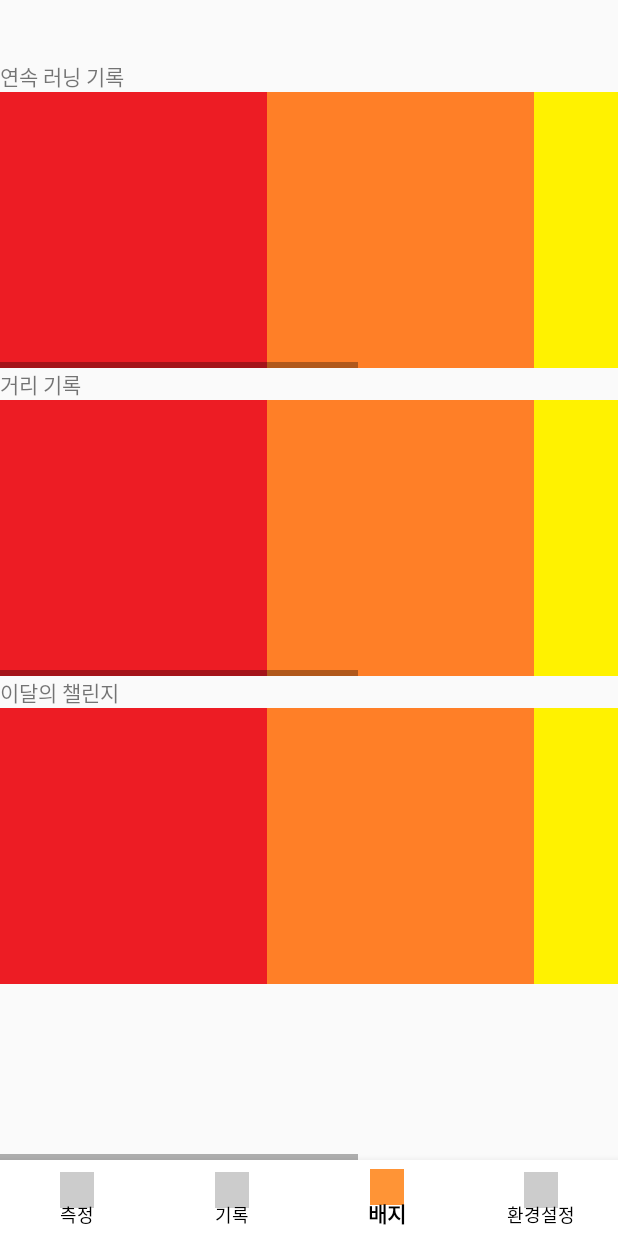
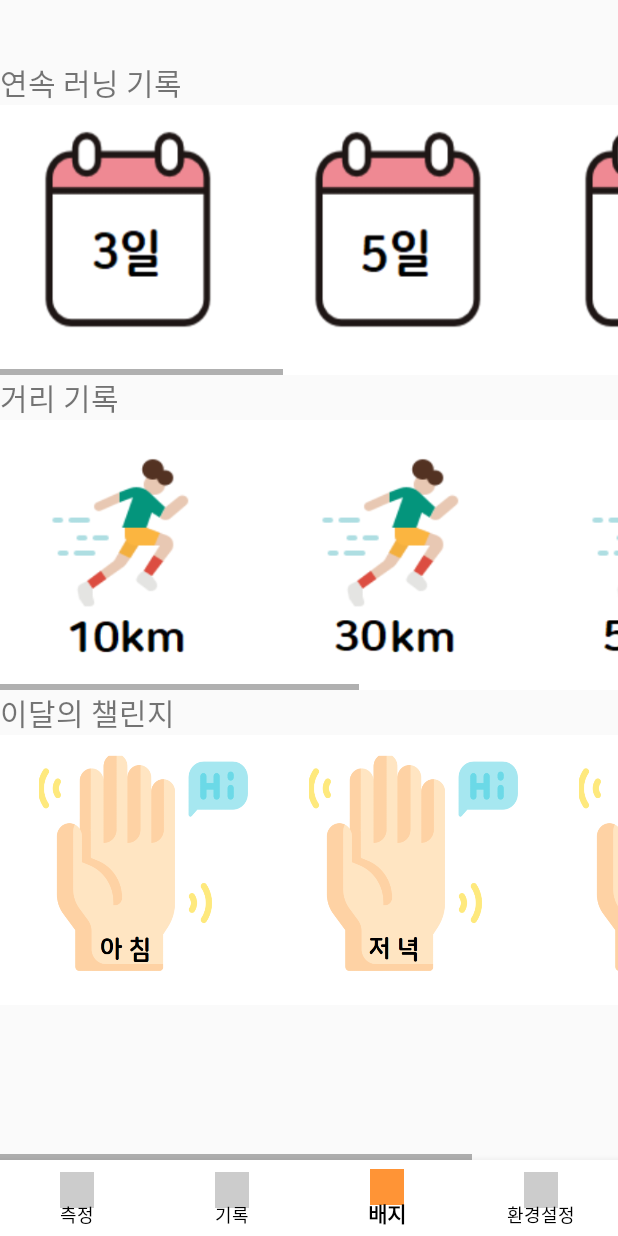
Before and after one commit to slpjenny/LetsGoHiking, an Android app: the screen it shows after launch once a user with an empty profile is signed in (MainActivity), item 3 of the bottom bar chosen, on a phone screen of 412 x 824 dp. Run offline under Robolectric (Android 15) with nearby library versions, the phone set to English and light mode, and no system bars; our stand-ins replace CircleImageView, Firebase (no records; nobody signed in at launch, a user with empty details on screens opened directly); libraries missing offline, so code that uses them is left out: com.naver.maps; 3 statements that could not run were skipped.

Commit message:
배지 디자인 수정

```diff
--- a/app/src/main/res/layout/fragment_badge.xml
+++ b/app/src/main/res/layout/fragment_badge.xml
@@ -14,7 +14,8 @@
         android:id="@+id/textView4"
         android:layout_width="match_parent"
         android:layout_height="wrap_content"
-        android:text="연속 러닝 기록" />
+        android:text="연속 러닝 기록"
+        android:textSize="20sp" />
 
     <HorizontalScrollView
         android:layout_width="match_parent"
@@ -26,31 +27,58 @@
 
             <ImageView
                 android:id="@+id/imageView"
-                android:layout_width="wrap_content"
-                android:layout_height="wrap_content"
+                android:layout_width="180dp"
+                android:layout_height="180dp"
                 android:layout_weight="1"
-                app:srcCompat="@drawable/badge" />
+                android:adjustViewBounds="true"
+                android:maxWidth="180dp"
+                android:maxHeight="180dp"
+                android:scaleType="fitXY"
+                app:srcCompat="@drawable/badge_threeday" />
 
             <ImageView
                 android:id="@+id/imageView2"
-                android:layout_width="wrap_content"
-                android:layout_height="wrap_content"
+                android:layout_width="180dp"
+                android:layout_height="180dp"
                 android:layout_weight="1"
-                app:srcCompat="@drawable/record" />
+                android:adjustViewBounds="true"
+                android:maxWidth="180dp"
+                android:maxHeight="180dp"
+                android:scaleType="fitXY"
+                app:srcCompat="@drawable/badge_fiveday" />
 
             <ImageView
                 android:id="@+id/imageView3"
-                android:layout_width="wrap_content"
-                android:layout_height="wrap_content"
+                android:layout_width="180dp"
+                android:layout_height="180dp"
                 android:layout_weight="1"
-                app:srcCompat="@drawable/measure" />
+                android:adjustViewBounds="true"
+                android:maxWidth="180dp"
+                android:maxHeight="180dp"
+                android:scaleType="fitXY"
+                app:srcCompat="@drawable/badge_sevenday" />
 
             <ImageView
-                android:id="@+id/imageView4"
-                android:layout_width="wrap_content"
-                android:layout_height="wrap_content"
+            android:id="@+id/imageView4"
+                android:layout_width="180dp"
+                android:layout_height="180dp"
                 android:layout_weight="1"
-                app:srcCompat="@drawable/setting" />
+                android:adjustViewBounds="true"
+                android:maxWidth="180dp"
+                android:maxHeight="180dp"
+                android:scaleType="fitXY"
+            app:srcCompat="@drawable/badge_tenday" />
+
+            <ImageView
+                android:id="@+id/imageView12"
+                android:layout_width="180dp"
+                android:layout_height="180dp"
+                android:layout_weight="1"
+                android:adjustViewBounds="true"
+                android:maxWidth="180dp"
+                android:maxHeight="180dp"
+                android:scaleType="fitXY"
+                app:srcCompat="@drawable/badge_thirtyday" />
         </LinearLayout>
     </HorizontalScrollView>
 
@@ -58,7 +86,8 @@
         android:id="@+id/textView5"
         android:layout_width="match_parent"
         android:layout_height="wrap_content"
-        android:text="거리 기록" />
+        android:text="거리 기록"
+        android:textSize="20sp"/>
 
     <HorizontalScrollView
         android:layout_width="match_parent"
@@ -70,31 +99,47 @@
 
             <ImageView
                 android:id="@+id/imageView5"
-                android:layout_width="wrap_content"
-                android:layout_height="wrap_content"
+                android:layout_width="180dp"
+                android:layout_height="180dp"
                 android:layout_weight="1"
-                app:srcCompat="@drawable/badge" />
+                android:adjustViewBounds="true"
+                android:maxWidth="180dp"
+                android:maxHeight="180dp"
+                android:scaleType="fitXY"
+                app:srcCompat="@drawable/badge_ten" />
 
             <ImageView
                 android:id="@+id/imageView6"
-                android:layout_width="wrap_content"
-                android:layout_height="wrap_content"
+                android:layout_width="180dp"
+                android:layout_height="180dp"
                 android:layout_weight="1"
-                app:srcCompat="@drawable/record" />
+                android:adjustViewBounds="true"
+                android:maxWidth="180dp"
+                android:maxHeight="180dp"
+                android:scaleType="fitXY"
+                app:srcCompat="@drawable/badge_thirty" />
 
             <ImageView
                 android:id="@+id/imageView7"
-                android:layout_width="wrap_content"
-                android:layout_height="wrap_content"
+                android:layout_width="180dp"
+                android:layout_height="180dp"
                 android:layout_weight="1"
-                app:srcCompat="@drawable/measure" />
+                android:adjustViewBounds="true"
+                android:maxWidth="180dp"
+                android:maxHeight="180dp"
+                android:scaleType="fitXY"
+                app:srcCompat="@drawable/badge_fifty" />
 
             <ImageView
                 android:id="@+id/imageView8"
                 android:layout_width="wrap_content"
                 android:layout_height="wrap_content"
                 android:layout_weight="1"
-                app:srcCompat="@drawable/setting" />
+                android:adjustViewBounds="true"
+                android:maxWidth="180dp"
+                android:maxHeight="180dp"
+                android:scaleType="fitXY"
+                app:srcCompat="@drawable/badge_hundred" />
         </LinearLayout>
     </HorizontalScrollView>
 
@@ -102,7 +147,8 @@
         android:id="@+id/textView6"
         android:layout_width="match_parent"
         android:layout_height="wrap_content"
-        android:text="이달의 챌린지" />
+        android:text="이달의 챌린지"
+        android:textSize="20sp"/>
 
     <HorizontalScrollView
         android:layout_width="match_parent"
@@ -111,33 +157,40 @@
         <LinearLayout
             android:layout_width="wrap_content"
             android:layout_height="match_parent">
+
             <ImageView
                 android:id="@+id/imageView9"
-                android:layout_width="wrap_content"
-                android:layout_height="wrap_content"
+                android:layout_width="180dp"
+                android:layout_height="180dp"
                 android:layout_weight="1"
-                app:srcCompat="@drawable/badge" />
+                android:adjustViewBounds="true"
+                android:maxWidth="180dp"
+                android:maxHeight="180dp"
+                android:scaleType="fitXY"
+                app:srcCompat="@drawable/badge_morning" />
 
             <ImageView
                 android:id="@+id/imageView10"
-                android:layout_width="wrap_content"
-                android:layout_height="wrap_content"
+                android:layout_width="180dp"
+                android:layout_height="180dp"
                 android:layout_weight="1"
-                app:srcCompat="@drawable/record" />
+                android:adjustViewBounds="true"
+                android:maxWidth="180dp"
+                android:maxHeight="180dp"
+                android:scaleType="fitXY"
+                app:srcCompat="@drawable/badge_night" />
 
             <ImageView
                 android:id="@+id/imageView11"
-                android:layout_width="wrap_content"
-                android:layout_height="wrap_content"
+                android:layout_width="180dp"
+                android:layout_height="180dp"
                 android:layout_weight="1"
-                app:srcCompat="@drawable/measure" />
+                android:adjustViewBounds="true"
+                android:maxWidth="180dp"
+                android:maxHeight="180dp"
+                android:scaleType="fitXY"
+                app:srcCompat="@drawable/badge_weekend" />
 
-            <ImageView
-                android:id="@+id/imageView12"
-                android:layout_width="wrap_content"
-                android:layout_height="wrap_content"
-                android:layout_weight="1"
-                app:srcCompat="@drawable/setting" />
         </LinearLayout>
 
     </HorizontalScrollView>
```
Also changed, not shown: app/src/main/res/drawable/badge_fifty.png (added), app/src/main/res/drawable/badge_fiveday.png (added), app/src/main/res/drawable/badge_hundred.png (added), app/src/main/res/drawable/badge_morning.png (added), app/src/main/res/drawable/badge_night.png (added), app/src/main/res/drawable/badge_sevenday.png (added), app/src/main/res/drawable/badge_ten.png (added), app/src/main/res/drawable/badge_tenday.png (added), app/src/main/res/drawable/badge_thirty.png (added), app/src/main/res/drawable/badge_thirtyday.png (added), app/src/main/res/drawable/badge_threeday.png (added), app/src/main/res/drawable/badge_weekend.png (added).
